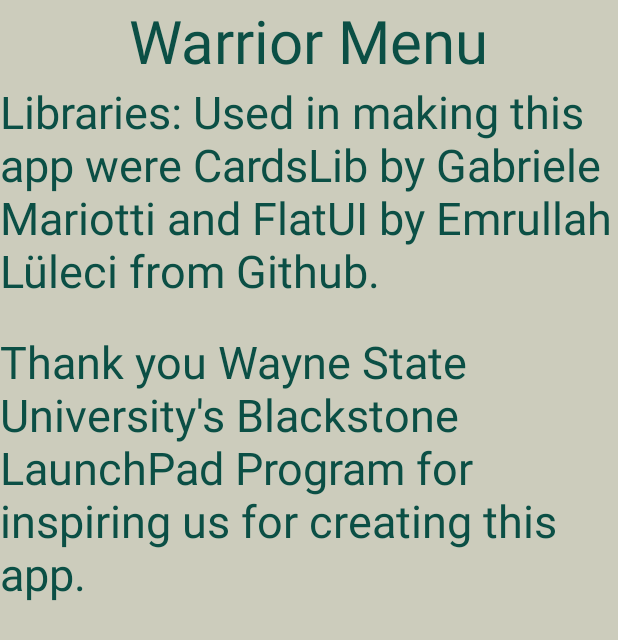
After one commit to soutenniza/WarriorMenu2, an Android app: the InfoActivity screen opened directly, with no data from a screen before it, on a phone screen of 412 x 824 dp. The commit adds this screen. Shown: the top 640 px of the screen. Run offline under Robolectric (Android 15) with nearby library versions, the phone set to English and light mode, and no system bars; libraries missing offline, so code that uses them is left out: it.gmariotti.cardslib.

Commit message:
Info scren added

```diff
--- a/WarriorMenu/app/src/main/AndroidManifest.xml
+++ b/WarriorMenu/app/src/main/AndroidManifest.xml
@@ -28,6 +28,7 @@
         <activity
             android:name="com.warriormenu.MainActivity">
         </activity>
+        <activity android:name=".InfoActivity"></activity>
     </application>
 
 </manifest>
--- /dev/null
+++ b/WarriorMenu/app/src/main/java/com/warriormenu/InfoActivity.java
@@ -0,0 +1,37 @@
+package com.warriormenu;
+
+import android.app.Activity;
+import android.content.Intent;
+import android.os.Bundle;
+import android.view.View;
+import android.widget.Button;
+import android.widget.ImageButton;
+import android.widget.TextView;
+
+import org.w3c.dom.Text;
+
+public class InfoActivity extends Activity{
+
+    @Override
+    protected void onCreate(Bundle savedInstanceState) {
+        super.onCreate(savedInstanceState);
+        setContentView(R.layout.activity_info);
+
+        GlobalApp globalApp = (GlobalApp) getApplicationContext();
+
+        TextView libView = (TextView) findViewById(R.id.lib_msg);
+        TextView wlpView = (TextView) findViewById(R.id.wlp_msg);
+        TextView title = (TextView) findViewById(R.id.info_title);
+        title.setTypeface(globalApp.getTypeface());
+        libView.setTypeface(globalApp.getTypeface());
+        wlpView.setTypeface(globalApp.getTypeface());
+
+    }
+
+
+    public Bundle bundling(int c){
+        Bundle b = new Bundle();
+        b.putInt("c", c);
+        return b;
+    }
+}
--- /dev/null
+++ b/WarriorMenu/app/src/main/res/layout/activity_info.xml
@@ -0,0 +1,39 @@
+<LinearLayout xmlns:android="http://schemas.android.com/apk/res/android"
+    xmlns:tools="http://schemas.android.com/tools"
+    android:layout_width="match_parent"
+    android:layout_height="match_parent"
+    android:background="@color/lightgreytan"
+    android:orientation="vertical">
+
+    <TextView
+        android:layout_width="wrap_content"
+        android:layout_height="wrap_content"
+        android:textAppearance="?android:attr/textAppearanceMedium"
+        android:text="@string/app_name"
+        android:textSize="@dimen/main_title"
+        android:textColor="@color/wayne_green"
+        android:id="@+id/info_title"
+        android:layout_alignParentTop="true"
+        android:layout_centerHorizontal="true"
+        android:layout_gravity="center_horizontal" />
+
+    <TextView
+        android:text="@string/libraries"
+        android:layout_width="wrap_content"
+        android:layout_height="wrap_content"
+        android:id="@+id/lib_msg"
+        android:textSize="30dp"
+        android:textColor="@color/wayne_green"/>
+
+    <TextView
+        android:paddingTop="20dp"
+        android:text="@string/wayne_launchpad"
+        android:layout_width="wrap_content"
+        android:layout_height="wrap_content"
+        android:id="@+id/wlp_msg"
+        android:textSize="30dp"
+        android:textColor="@color/wayne_green"
+        android:layout_centerHorizontal="true"
+        android:layout_centerVertical="true"/>
+
+</LinearLayout>
--- a/WarriorMenu/app/src/main/res/layout/activity_single.xml
+++ b/WarriorMenu/app/src/main/res/layout/activity_single.xml
@@ -5,7 +5,6 @@
     xmlns:android="http://schemas.android.com/apk/res/android"
     xmlns:flatui="http://schemas.android.com/apk/res-auto"
     android:background="@color/lightgreytan">
-
 
     <TextView
         android:layout_width="wrap_content"
@@ -86,4 +85,5 @@
         flatui:cornerRadius="0dp"
         flatui:blockButtonEffectHeight="5dp"
         flatui:size="20dp"/>
+
 </LinearLayout>
--- a/WarriorMenu/app/src/main/res/values/strings.xml
+++ b/WarriorMenu/app/src/main/res/values/strings.xml
@@ -17,5 +17,6 @@
     </array>
 
     <string name="title_activity_splash">SplashActivity</string>
-
+    <string name="wayne_launchpad">Thank you Wayne State University\'s Blackstone LaunchPad Program for inspiring us for creating this app.</string>
+    <string name="libraries">Libraries: Used in making this app were CardsLib by Gabriele Mariotti and FlatUI by Emrullah Lüleci from Github.</string>
 </resources>
```
Also changed, not shown: WarriorMenu/app/src/main/java/com/warriormenu/MainActivity.java (+12 -0 lines), WarriorMenu/app/src/main/java/com/warriormenu/SingleActivity.java (+21 -3 lines), WarriorMenu/app/src/main/res/layout/activity_main.xml (+7 -0 lines), WarriorMenu/app/src/main/res/menu/share.xml (added, +11 -0 lines), WarriorMenu/app/src/main/res/drawable-hdpi/ic_action_about.png (added), WarriorMenu/app/src/main/res/drawable-hdpi/ic_action_share.png (added), WarriorMenu/app/src/main/res/drawable-mdpi/ic_action_about.png (added), WarriorMenu/app/src/main/res/drawable-mdpi/ic_action_share.png (added), WarriorMenu/app/src/main/res/drawable-xhdpi/ic_action_about.png (added), WarriorMenu/app/src/main/res/drawable-xhdpi/ic_action_share.png (added), WarriorMenu/app/src/main/res/drawable-xxhdpi/ic_action_about.png (added), WarriorMenu/app/src/main/res/drawable-xxhdpi/ic_action_share.png (added).
